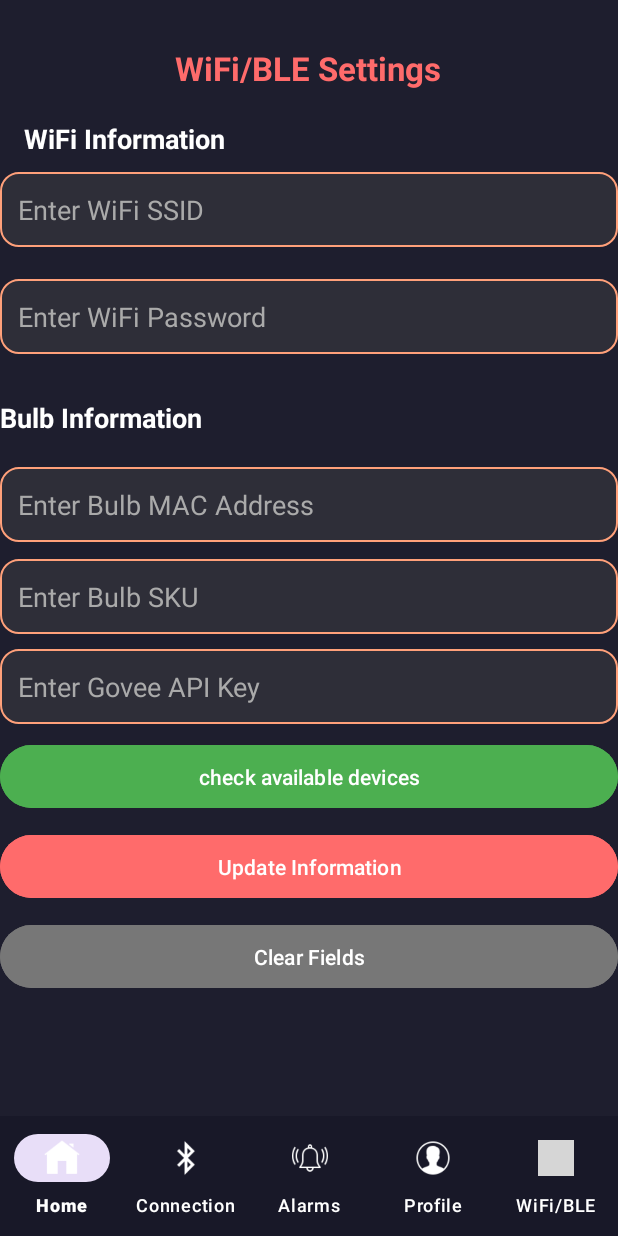
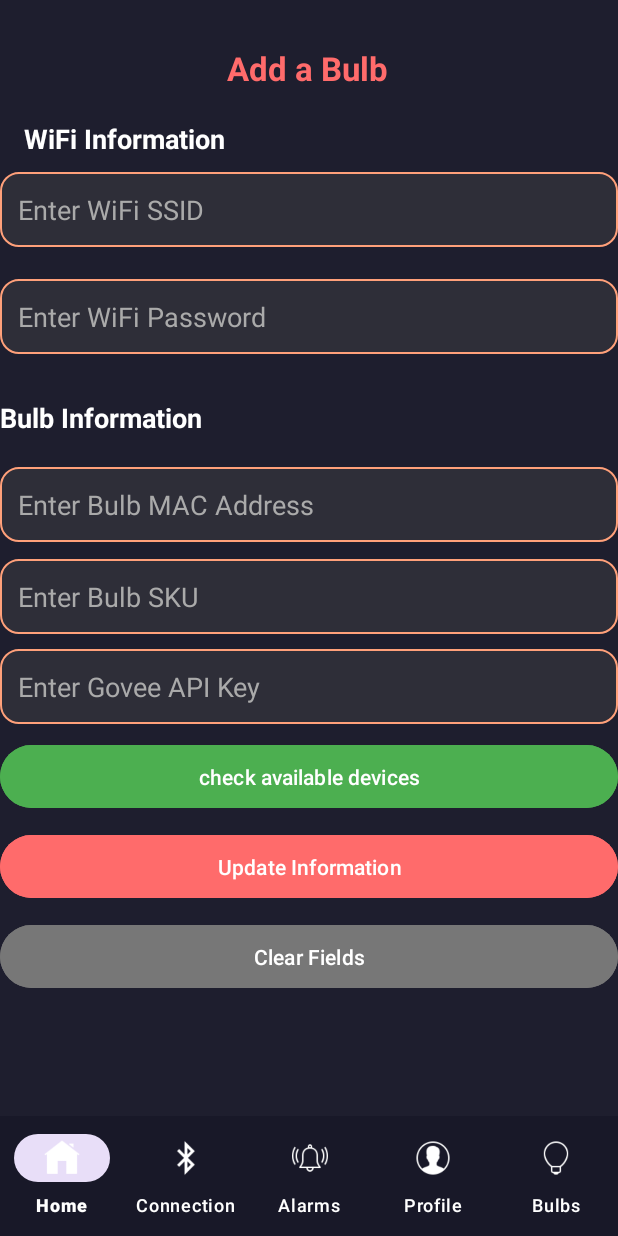
Before and after one commit to Siri2K/Smart-Alarm-Clock-Kit-Capstone, an Android app: the layout wifiblesettings.xml on its own in the app's theme, with its tools: preview values and no code run, on a phone screen of 412 x 824 dp. Run offline under Robolectric (Android 15) with nearby library versions, the phone set to English and light mode, and no system bars; grey boxes are pictures that could not be loaded.

Commit message:
fixed issues with the connection

```diff
--- a/Android/app/src/main/AndroidManifest.xml
+++ b/Android/app/src/main/AndroidManifest.xml
@@ -44,5 +44,6 @@
         <activity android:name="com.example.sack.AlarmSetPage" />
         <activity android:name="com.example.sack.TimeSetPage" />
         <activity android:name="com.example.sack.ProfileActivity"/>
+        <activity android:name=".WiFiBleSettingsActivity"/>
     </application>
 </manifest>
--- a/Android/app/src/main/res/layout/wifiblesettings.xml
+++ b/Android/app/src/main/res/layout/wifiblesettings.xml
@@ -22,7 +22,7 @@
         android:id="@+id/tv_title"
         android:layout_width="wrap_content"
         android:layout_height="wrap_content"
-        android:text="WiFi/BLE Settings"
+        android:text="Add a Bulb"
         android:textColor="#FF6B6B"
         android:textSize="22sp"
         android:textStyle="bold"
--- a/Android/app/src/main/res/menu/bottom_nav_menu.xml
+++ b/Android/app/src/main/res/menu/bottom_nav_menu.xml
@@ -22,6 +22,6 @@
         android:title ="Profile" />
     <item
         android:id="@+id/nav_wifi_ble"
-        android:icon="@drawable/ic_wifi_ble"
-        android:title="WiFi/BLE" />
+        android:icon="@drawable/bulb"
+        android:title="Bulbs" />
 </menu>
```
Also changed, not shown: Android/app/src/main/java/com/example/sack/BLEManager.java (+9 -0 lines), Android/app/src/main/java/com/example/sack/DatabaseHelper.java (+16 -0 lines), Android/app/src/main/java/com/example/sack/HomePage.java (+5 -2 lines), Android/app/src/main/java/com/example/sack/WiFiBleSettingsActivity.java (+3 -4 lines), Android/app/src/main/res/drawable/bulb.png (added).
